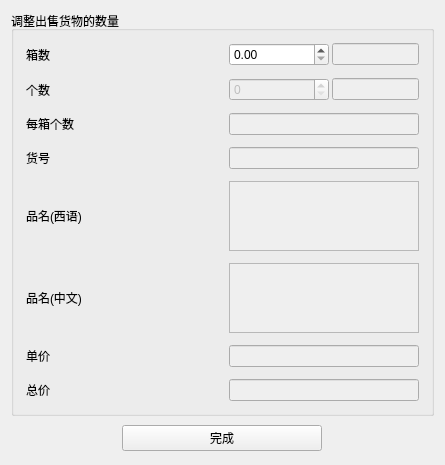
linxinwNeo/CompanyStroageManagement, file CompanyStroageManagement/Adjust_List_Item_Win.ui: the form before one commit.
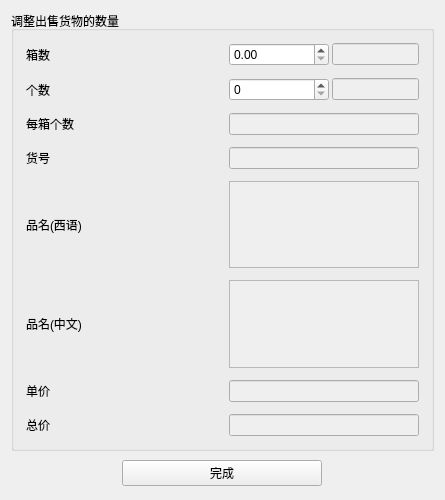
The form after the commit.

What changed in the file:
```diff
--- a/CompanyStroageManagement/Adjust_List_Item_Win.ui
+++ b/CompanyStroageManagement/Adjust_List_Item_Win.ui
@@ -7,7 +7,7 @@
     <x>0</x>
     <y>0</y>
     <width>445</width>
-    <height>387</height>
+    <height>500</height>
    </rect>
   </property>
   <property name="windowTitle">
@@ -114,7 +114,7 @@
          <item>
           <widget class="QSpinBox" name="NUM_PIECES_SB">
            <property name="enabled">
-            <bool>false</bool>
+            <bool>true</bool>
            </property>
            <property name="minimumSize">
             <size>
```
Left out of the diff: 42 changed lines with no effect on the pictures.
